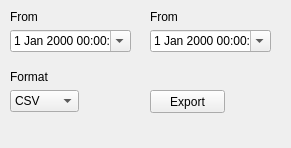
First picture: the form in server/gui/exportwidget.ui, repository EPecherkin/diplom, before the edit.
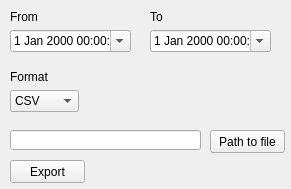
Second picture: the form after the edit.

Diff of the .ui file:
```diff
--- a/server/gui/exportwidget.ui
+++ b/server/gui/exportwidget.ui
@@ -7,9 +7,21 @@
     <x>0</x>
     <y>0</y>
     <width>291</width>
-    <height>148</height>
+    <height>189</height>
    </rect>
   </property>
+  <property name="minimumSize">
+   <size>
+    <width>291</width>
+    <height>189</height>
+   </size>
+  </property>
+  <property name="maximumSize">
+   <size>
+    <width>291</width>
+    <height>189</height>
+   </size>
+  </property>
   <property name="windowTitle">
    <string>Form</string>
   </property>
@@ -62,7 +74,7 @@
     </rect>
    </property>
    <property name="text">
-    <string>From</string>
+    <string>To</string>
    </property>
   </widget>
   <widget class="QComboBox" name="formatCB">
@@ -104,8 +116,8 @@
   <widget class="QPushButton" name="exportPB">
    <property name="geometry">
     <rect>
-     <x>150</x>
-     <y>90</y>
+     <x>10</x>
+     <y>160</y>
      <width>75</width>
      <height>23</height>
     </rect>
@@ -114,6 +126,35 @@
     <string>Export</string>
    </property>
   </widget>
+  <widget class="QPushButton" name="pathToFilePB">
+   <property name="geometry">
+    <rect>
+     <x>210</x>
+     <y>130</y>
+     <width>75</width>
+     <height>23</height>
+    </rect>
+   </property>
+   <property name="text">
+    <string>Path to file</string>
+   </property>
+  </widget>
+  <widget class="QLineEdit" name="pathToFileLE">
+   <property name="enabled">
+    <bool>true</bool>
+   </property>
+   <property name="geometry">
+    <rect>
+     <x>10</x>
+     <y>130</y>
+     <width>191</width>
+     <height>20</height>
+    </rect>
+   </property>
+   <property name="readOnly">
+    <bool>true</bool>
+   </property>
+  </widget>
  </widget>
  <resources/>
  <connections/>
```
